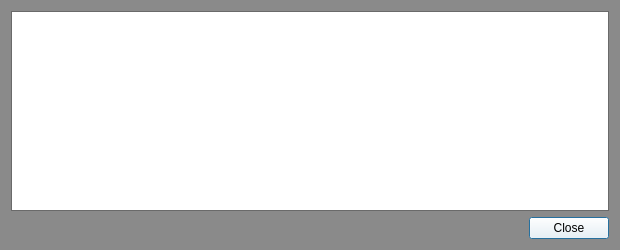
Qt form src/qt/forms/transactiondescdialog.ui (Sterlingcoin/Sterlingcoin-1.6.2.0-Release) before a commit.
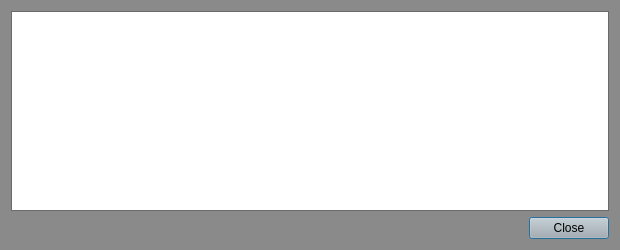
The same form after that commit.

Diff of the .ui file:
```diff
--- a/src/qt/forms/transactiondescdialog.ui
+++ b/src/qt/forms/transactiondescdialog.ui
@@ -619,37 +619,148 @@
         <colorrole role="Button">
          <brush brushstyle="SolidPattern">
           <color alpha="255">
+           <red>178</red>
+           <green>178</green>
+           <blue>178</blue>
+          </color>
+         </brush>
+        </colorrole>
+        <colorrole role="ButtonText">
+         <brush brushstyle="SolidPattern">
+          <color alpha="255">
            <red>255</red>
            <green>255</green>
            <blue>255</blue>
           </color>
          </brush>
         </colorrole>
+        <colorrole role="Base">
+         <brush brushstyle="SolidPattern">
+          <color alpha="255">
+           <red>178</red>
+           <green>178</green>
+           <blue>178</blue>
+          </color>
+         </brush>
+        </colorrole>
+        <colorrole role="Window">
+         <brush brushstyle="SolidPattern">
+          <color alpha="255">
+           <red>178</red>
+           <green>178</green>
+           <blue>178</blue>
+          </color>
+         </brush>
+        </colorrole>
+        <colorrole role="Highlight">
+         <brush brushstyle="SolidPattern">
+          <color alpha="255">
+           <red>240</red>
+           <green>119</green>
+           <blue>70</blue>
+          </color>
+         </brush>
+        </colorrole>
        </active>
        <inactive>
         <colorrole role="Button">
          <brush brushstyle="SolidPattern">
           <color alpha="255">
+           <red>178</red>
+           <green>178</green>
+           <blue>178</blue>
+          </color>
+         </brush>
+        </colorrole>
+        <colorrole role="ButtonText">
+         <brush brushstyle="SolidPattern">
+          <color alpha="255">
            <red>255</red>
            <green>255</green>
            <blue>255</blue>
           </color>
          </brush>
         </colorrole>
+        <colorrole role="Base">
+         <brush brushstyle="SolidPattern">
+          <color alpha="255">
+           <red>178</red>
+           <green>178</green>
+           <blue>178</blue>
+          </color>
+         </brush>
+        </colorrole>
+        <colorrole role="Window">
+         <brush brushstyle="SolidPattern">
+          <color alpha="255">
+           <red>178</red>
+           <green>178</green>
+           <blue>178</blue>
+          </color>
+         </brush>
+        </colorrole>
+        <colorrole role="Highlight">
+         <brush brushstyle="SolidPattern">
+          <color alpha="255">
+           <red>178</red>
+           <green>178</green>
+           <blue>178</blue>
+          </color>
+         </brush>
+        </colorrole>
        </inactive>
        <disabled>
         <colorrole role="Button">
          <brush brushstyle="SolidPattern">
           <color alpha="255">
-           <red>255</red>
-           <green>255</green>
-           <blue>255</blue>
+           <red>178</red>
+           <green>178</green>
+           <blue>178</blue>
+          </color>
+         </brush>
+        </colorrole>
+        <colorrole role="ButtonText">
+         <brush brushstyle="SolidPattern">
+          <color alpha="255">
+           <red>138</red>
+           <green>138</green>
+           <blue>138</blue>
+          </color>
+         </brush>
+        </colorrole>
+        <colorrole role="Base">
+         <brush brushstyle="SolidPattern">
+          <color alpha="255">
+           <red>178</red>
+           <green>178</green>
+           <blue>178</blue>
+          </color>
+         </brush>
+        </colorrole>
+        <colorrole role="Window">
+         <brush brushstyle="SolidPattern">
+          <color alpha="255">
+           <red>178</red>
+           <green>178</green>
+           <blue>178</blue>
+          </color>
+         </brush>
+        </colorrole>
+        <colorrole role="Highlight">
+         <brush brushstyle="SolidPattern">
+          <color alpha="255">
+           <red>178</red>
+           <green>178</green>
+           <blue>178</blue>
           </color>
          </brush>
         </colorrole>
        </disabled>
       </palette>
      </property>
+     <property name="styleSheet">
+      <string notr="true">background-color: rgb(178, 178, 178);</string>
+     </property>
      <property name="orientation">
       <enum>Qt::Horizontal</enum>
      </property>
```
